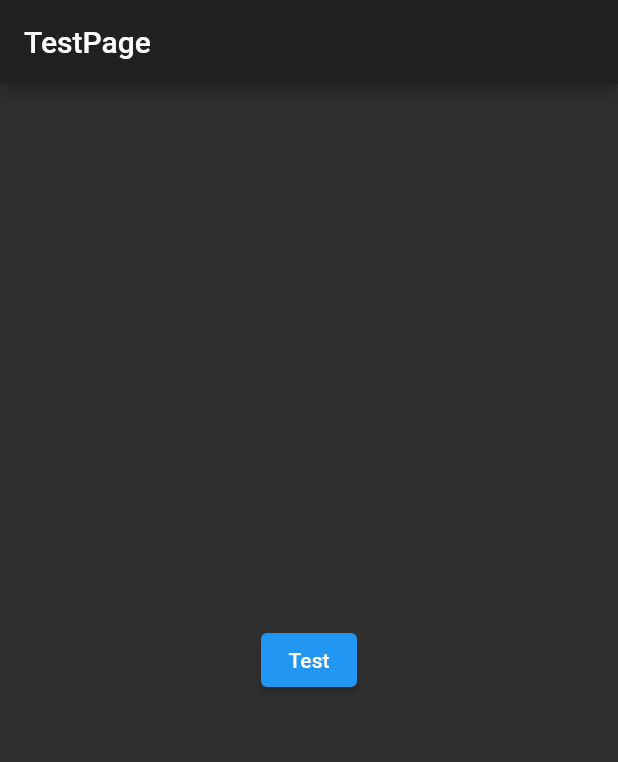
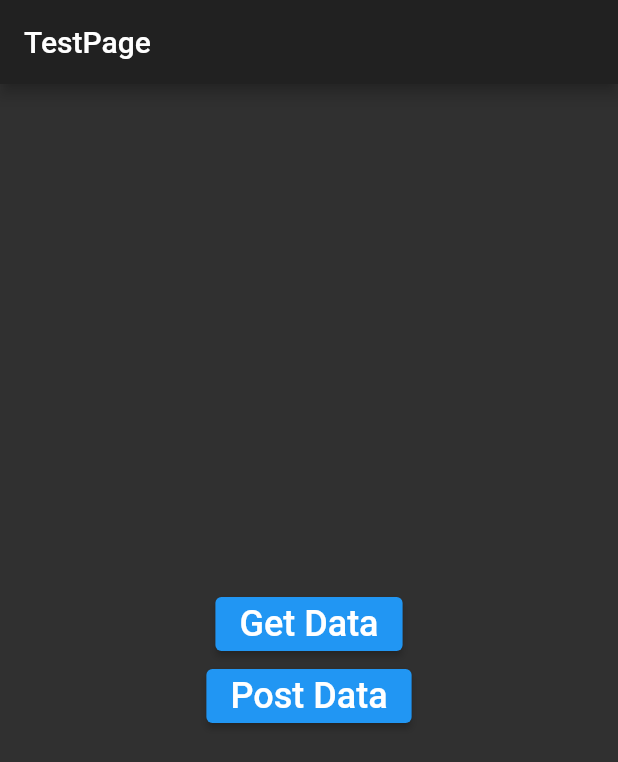
Before and after one commit to mhrjnamar/base_http_client, a Flutter app: the screen it shows after launch, on a phone screen of 412 x 824 dp. Shown: the top 762 px of the screen. Run offline on Flutter 3.47's test engine with Material 2 defaults, Android fonts, the phone set to English and light mode, and no system bars; our stand-ins replace animated_text_kit, get.

```diff
--- a/lib/main.dart
+++ b/lib/main.dart
@@ -1,5 +1,6 @@
 import 'package:base_http_client/test_page.dart';
 import 'package:flutter/material.dart';
+import 'package:get/get.dart';
 
 main() {
   runApp(MyApp());
@@ -14,7 +15,7 @@ class MyApp extends StatefulWidget {
 class _MyAppState extends State<MyApp> {
   @override
   Widget build(BuildContext context) {
-    return MaterialApp(
+    return GetMaterialApp(
       title: 'Animated Text Kit',
       debugShowCheckedModeBanner: false,
       theme: ThemeData.dark(),
--- a/lib/test_page.dart
+++ b/lib/test_page.dart
@@ -1,14 +1,8 @@
-import 'package:base_http_client/service/base_client.dart';
+import 'package:base_http_client/controller/test_controller.dart';
 import 'package:flutter/material.dart';
 
-class TestPage extends StatefulWidget {
-  const TestPage({Key? key}) : super(key: key);
-
-  @override
-  _TestPageState createState() => _TestPageState();
-}
-
-class _TestPageState extends State<TestPage> {
+class TestPage extends StatelessWidget {
+  final controller = TestController();
   @override
   Widget build(BuildContext context) {
     return Scaffold(
@@ -16,14 +10,22 @@ class _TestPageState extends State<TestPage> {
         title: Text('TestPage'),
       ),
       body: Center(
-        child: ElevatedButton(
-          onPressed: () async {
-            var response = await BaseClient().get(
-                baseUrl: 'https://jsonplaceholder.typicode.com',
-                api: '/todos/1');
-            print(response);
-          },
-          child: Text("Test"),
+        child: Column(
+          mainAxisSize: MainAxisSize.min,
+          children: [
+            ElevatedButton(
+              onPressed: () async {
+                controller.getData();
+              },
+              child: Text("Get Data", style: TextStyle(fontSize: 24)),
+            ),
+            ElevatedButton(
+              onPressed: () async {
+                controller.postData();
+              },
+              child: Text("Post Data", style: TextStyle(fontSize: 24)),
+            ),
+          ],
         ),
       ),
     );
--- a/pubspec.yaml
+++ b/pubspec.yaml
@@ -30,6 +30,7 @@ dependencies:
   cupertino_icons: ^1.0.2
   http: ^0.13.3
   animated_text_kit: any
+  get: ^4.1.4
 
 dev_dependencies:
   flutter_test:
```
Also changed, not shown: lib/controller/base_controller.dart (added, +16 -0 lines), lib/controller/test_controller.dart (added, +24 -0 lines), lib/helper/dialog_helper.dart (added, +37 -0 lines), lib/service/base_client.dart (+5 -3 lines), pubspec.lock.
